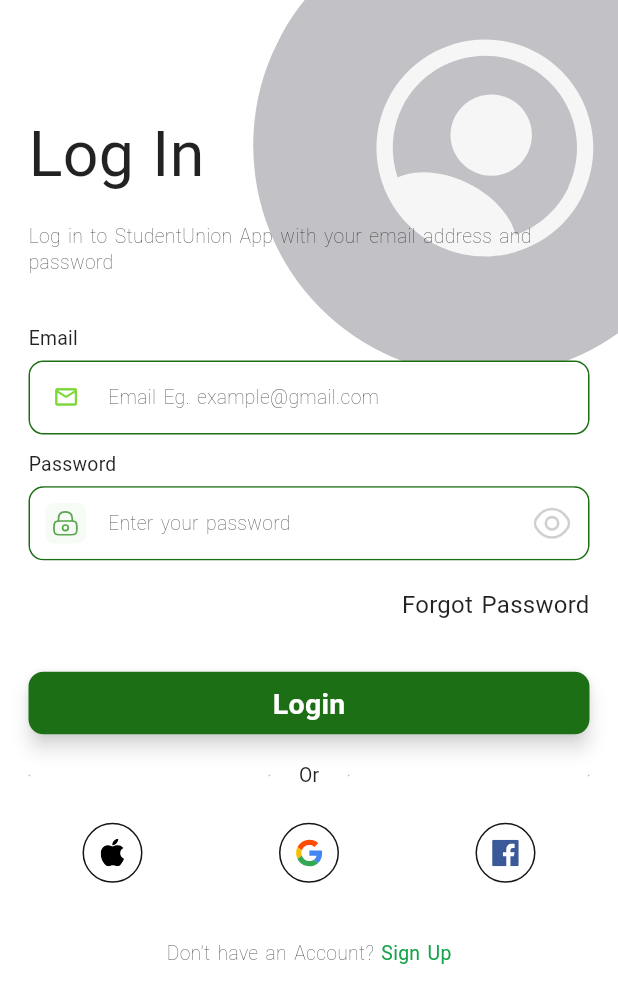
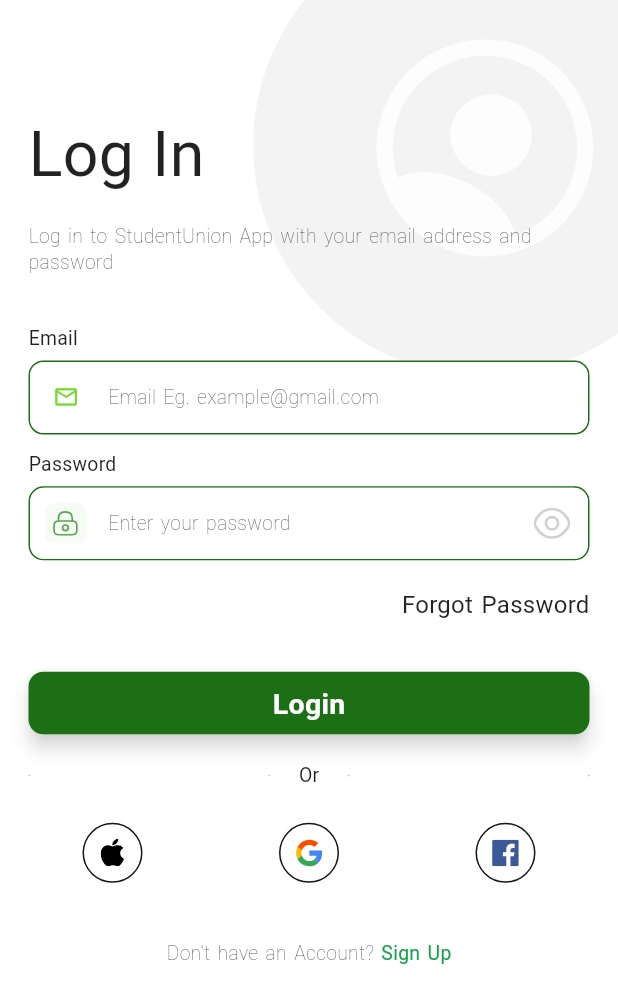
Before and after one commit to JamperCin/core_package, a Flutter app: the screen it shows after launch, after a tap on "Click Here", after a tap on "Intro Scrren", on a phone screen of 412 x 824 dp. Shown: the top 1003 px of the screen. Run offline on Flutter 3.47's test engine with Material 3 defaults, Android fonts, the phone set to English and light mode, and no system bars; our stand-ins replace cached_network_image, carousel_slider, dotted_border, flutter_svg, geocoding, geolocator and 5 more; missing offline and left inert: encrypt, flutter_animator, flutter_overlay_loader; Roboto replaces fonts that are missing (SfUI); project files that could hold a hidden picture were left out.

Commit message:
updaste base deco screen

```diff
--- a/packages/core_module/lib/core_ui/base_screen/base_deco_ext.dart
+++ b/packages/core_module/lib/core_ui/base_screen/base_deco_ext.dart
@@ -5,6 +5,7 @@ abstract class BaseDecoExt{
   double decoPageTopPadding();
   double decoAssetHeight();
   double decoAssetWidth();
+  Color decoBgBlurColor(BuildContext context);
   bool rotateAsset();
   Positioned decoBackPosition();
 
--- a/packages/core_module/lib/core_ui/base_screen/base_screen_dec.dart
+++ b/packages/core_module/lib/core_ui/base_screen/base_screen_dec.dart
@@ -38,6 +38,11 @@ abstract class BaseScreenDecorated extends BaseScreenImpl
   }
 
   @override
+  Color decoBgBlurColor(BuildContext context) {
+   return colorScheme.tertiary.withOpacity(0.8);
+  }
+
+  @override
   Positioned decoBackPosition() {
    return Positioned(
      right: -appDimen.dimen(80),
@@ -66,6 +71,8 @@ abstract class BaseScreenDecorated extends BaseScreenImpl
         children: [
           decoBackPosition(),
           Positioned.fill(
+            child: Container(
+              color: decoBgBlurColor(context),
               child: Padding(
                 padding: EdgeInsets.only(
                   left: appDimen.dimen(20),
@@ -76,6 +83,7 @@ abstract class BaseScreenDecorated extends BaseScreenImpl
                 child: page(context),
               ),
             ),
+          ),
         ],
       ),
     );
--- a/packages/core_module/pubspec.yaml
+++ b/packages/core_module/pubspec.yaml
@@ -1,6 +1,6 @@
 name: core_module
 description: "A new Flutter package for setting up projects."
-version: 1.2.5
+version: 1.2.6
 homepage: https://github.com/JamperCin/core_package
 
 environment:
```
Lines whose indentation alone changed are shown as unchanged.
